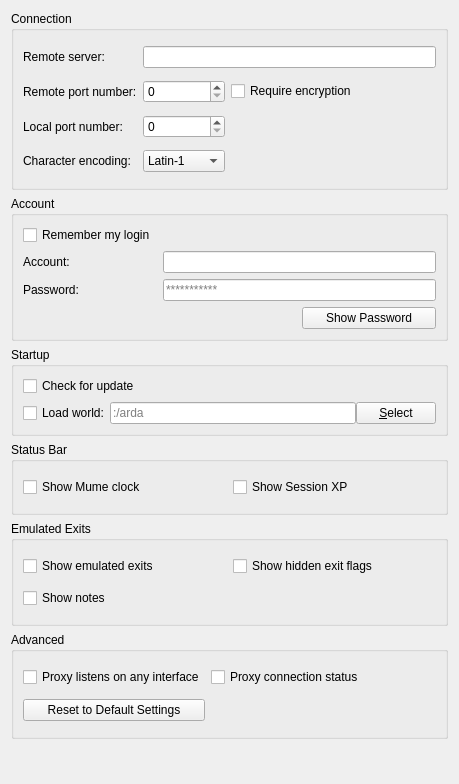
MUME/MMapper, file src/preferences/generalpage.ui: the form before one commit.
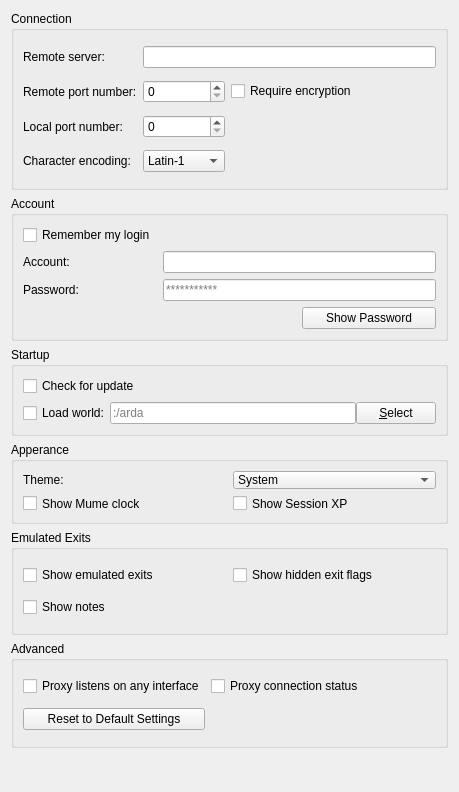
The form after the commit.

Commit message: add support to override the system theme with dark and light mode

```diff
--- a/src/preferences/generalpage.ui
+++ b/src/preferences/generalpage.ui
@@ -7,7 +7,7 @@
     <x>0</x>
     <y>0</y>
     <width>459</width>
-    <height>784</height>
+    <height>792</height>
    </rect>
   </property>
   <property name="windowTitle">
@@ -291,26 +291,55 @@
       </size>
      </property>
      <property name="title">
-      <string>Status Bar</string>
+      <string>Apperance</string>
      </property>
      <layout class="QGridLayout" name="gridLayout_4">
       <property name="bottomMargin">
        <number>9</number>
       </property>
-      <item row="0" column="0">
+      <item row="1" column="0">
        <widget class="QCheckBox" name="displayMumeClockCheckBox">
         <property name="text">
          <string>Show Mume clock</string>
         </property>
        </widget>
       </item>
-      <item row="0" column="1">
+      <item row="1" column="1">
        <widget class="QCheckBox" name="displayXPStatusCheckBox">
         <property name="text">
          <string>Show Session XP</string>
         </property>
        </widget>
       </item>
+      <item row="0" column="1">
+       <widget class="QComboBox" name="themeComboBox">
+        <item>
+         <property name="text">
+          <string>System</string>
+         </property>
+        </item>
+        <item>
+         <property name="text">
+          <string>Dark</string>
+         </property>
+        </item>
+        <item>
+         <property name="text">
+          <string>Light</string>
+         </property>
+        </item>
+       </widget>
+      </item>
+      <item row="0" column="0">
+       <widget class="QLabel" name="label_4">
+        <property name="text">
+         <string>Theme:</string>
+        </property>
+        <property name="buddy">
+         <cstring>themeComboBox</cstring>
+        </property>
+       </widget>
+      </item>
      </layout>
     </widget>
    </item>
```
Left out of the diff: 7 changed lines with no effect on the pictures. The commit also changes 10 other files.
